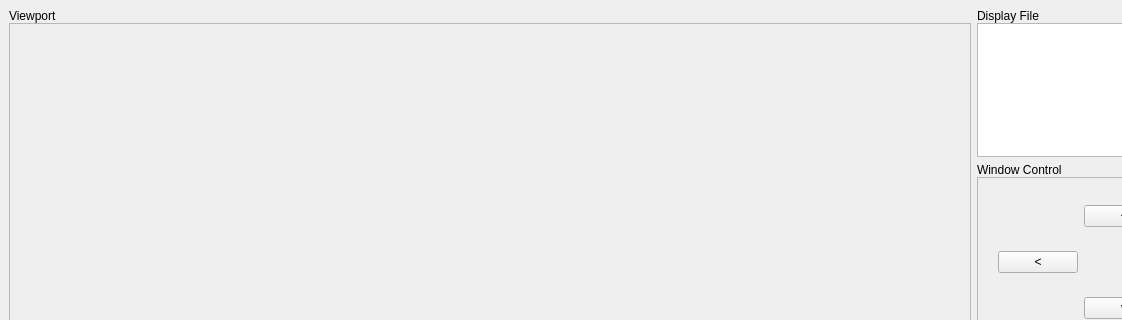
The window that data/main.ui (RamAddict/Interactive-Graphical-System) describes before a commit, drawn with Qt 5; both pictures show x 0 to 1122 and y 0 to 320 of the 1280 by 720 pixel window.
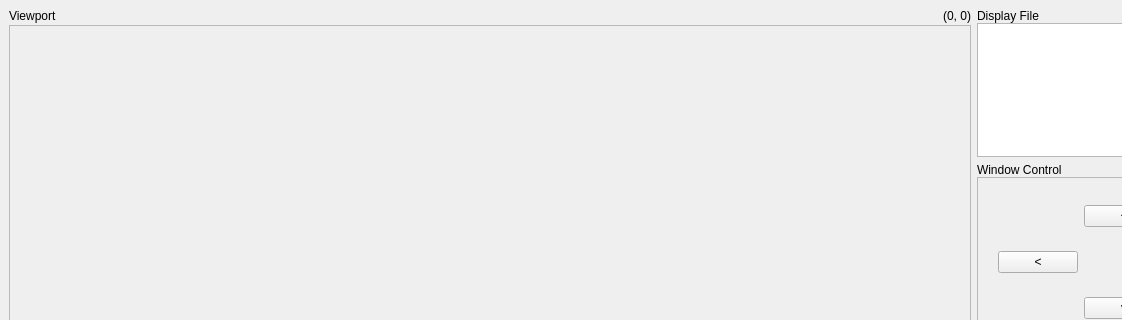
The same window after the commit.

Commit message:
Display the mouse's viewport position
Also redo viewport size tracking while UI is resized

Patch:
```diff
--- a/data/main.ui
+++ b/data/main.ui
@@ -18,31 +18,6 @@
   </property>
   <widget class="QWidget" name="centralwidget">
    <layout class="QGridLayout" name="gridLayout" rowstretch="4,7,4,5" columnstretch="4,1">
-    <item row="0" column="0" rowspan="3">
-     <layout class="QVBoxLayout" name="viewportLayout" stretch="0,1">
-      <property name="spacing">
-       <number>0</number>
-      </property>
-      <item>
-       <widget class="QLabel" name="viewportLabel">
-        <property name="text">
-         <string notr="true">Viewport</string>
-        </property>
-       </widget>
-      </item>
-      <item>
-       <widget class="QFrame" name="canvasFrame">
-        <property name="frameShape">
-         <enum>QFrame::StyledPanel</enum>
-        </property>
-        <property name="frameShadow">
-         <enum>QFrame::Sunken</enum>
-        </property>
-        <layout class="QGridLayout" name="gridLayout_3"/>
-       </widget>
-      </item>
-     </layout>
-    </item>
     <item row="0" column="1">
      <layout class="QVBoxLayout" name="displayFileLayout" stretch="0,1">
       <property name="spacing">
@@ -303,6 +278,57 @@
       </item>
      </layout>
     </item>
+    <item row="0" column="0" rowspan="3">
+     <layout class="QGridLayout" name="viewportLayout" rowstretch="0,1" columnstretch="1,1">
+      <property name="horizontalSpacing">
+       <number>0</number>
+      </property>
+      <property name="verticalSpacing">
+       <number>2</number>
+      </property>
+      <item row="0" column="0">
+       <widget class="QLabel" name="viewportLabel">
+        <property name="text">
+         <string notr="true">Viewport</string>
+        </property>
+       </widget>
+      </item>
+      <item row="0" column="1">
+       <widget class="QLabel" name="eyePositionLabel">
+        <property name="text">
+         <string notr="true">(0, 0)</string>
+        </property>
+        <property name="alignment">
+         <set>Qt::AlignRight|Qt::AlignTrailing|Qt::AlignVCenter</set>
+        </property>
+       </widget>
+      </item>
+      <item row="1" column="0" colspan="2">
+       <widget class="QFrame" name="canvasFrame">
+        <property name="frameShape">
+         <enum>QFrame::StyledPanel</enum>
+        </property>
+        <property name="frameShadow">
+         <enum>QFrame::Sunken</enum>
+        </property>
+        <layout class="QGridLayout" name="gridLayout_3">
+         <property name="leftMargin">
+          <number>0</number>
+         </property>
+         <property name="topMargin">
+          <number>0</number>
+         </property>
+         <property name="rightMargin">
+          <number>0</number>
+         </property>
+         <property name="bottomMargin">
+          <number>0</number>
+         </property>
+        </layout>
+       </widget>
+      </item>
+     </layout>
+    </item>
     <item row="3" column="0">
      <layout class="QVBoxLayout" name="consoleLayout" stretch="0,1">
       <property name="spacing">
```
Left out of the diff: 8 changed lines with no effect on the pictures. The commit also changes 4 other files.
